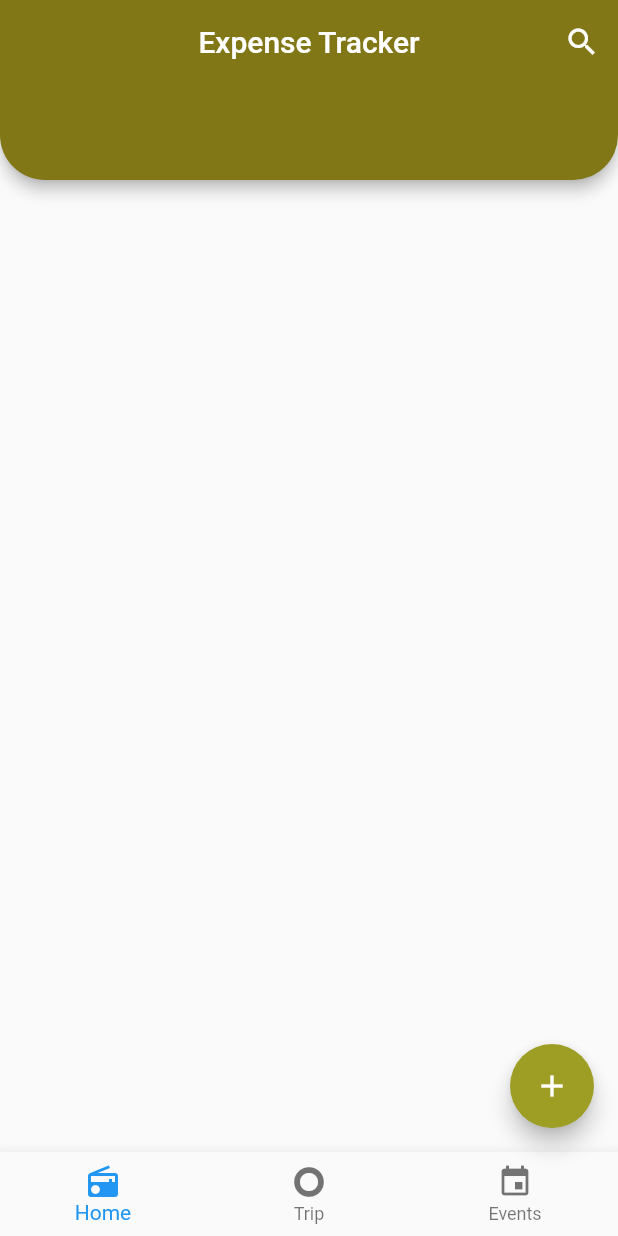
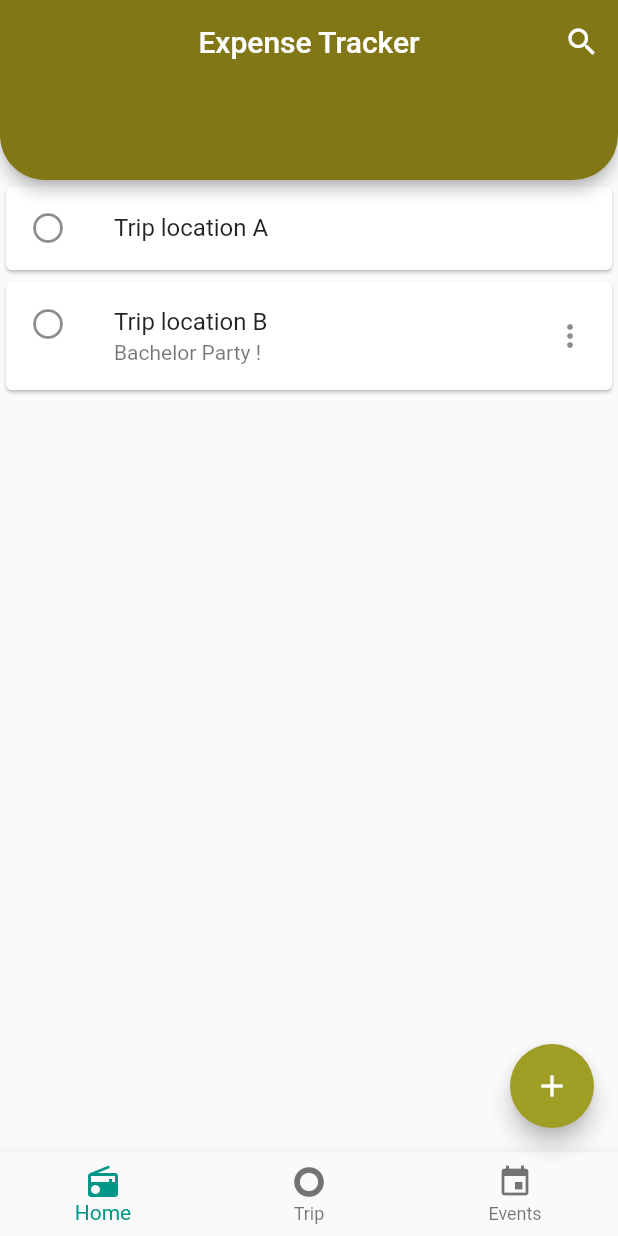
Before and after one commit to Krishss/expensetracker, a Flutter app: the screen it shows after launch, after a tap on the "search" icon, on a phone screen of 412 x 824 dp. Run offline on Flutter 3.47's test engine with Material 2 defaults, Android fonts, the phone set to English and light mode, and no system bars; Roboto replaces fonts that are missing (Raleway, open_sans).

Commit message:
Adding splash screen & Moving homePage to different page

```diff
--- /dev/null
+++ b/lib/HomePage.dart
@@ -0,0 +1,117 @@
+import 'package:flutter/material.dart';
+//import 'models/global.dart';
+//import 'package:trie/trie.dart';
+
+void main() => runApp(MyApp());
+
+class MyApp extends StatelessWidget {
+  // This widget is the root of your application.
+  @override
+  Widget build(BuildContext context) {
+    return MaterialApp(
+      title: 'Trackenser',
+      theme: ThemeData(
+        //primarySwatch: Colors.cyan,
+          fontFamily: 'Raleway'
+      ),
+      home: MyHomePage(title: 'Expense Tracker'),
+    );
+  }
+}
+
+class MyHomePage extends StatefulWidget {
+  MyHomePage({Key key, this.title}) : super(key: key);
+
+
+  final String title;
+
+  @override
+  _MyHomePageState createState() => _MyHomePageState();
+}
+
+class _MyHomePageState extends State<MyHomePage> {
+  int _selectedTabIndex = 0;
+
+  List _pages = [
+    Text("Home"),
+    //Text("Search"),
+    Text("Trip"),
+    Text("Trip Event Details"),
+  ];
+
+  _changeIndex(int index) {
+    setState(() {
+      _selectedTabIndex = index;
+    });
+  }
+
+  @override
+  Widget build(BuildContext context) {
+
+    //Screen UI assembly
+    return Scaffold(
+      appBar: PreferredSize( //add this to actually increase size of top bar and place appbar
+        preferredSize: Size.fromHeight(120.0),
+
+        child: AppBar(title: Text(widget.title, style: TextStyle(fontFamily: 'open_sans'),),
+          //titleSpacing: ,
+          centerTitle: true,
+          backgroundColor: Colors.lime[900],
+          shape: RoundedRectangleBorder( borderRadius:
+          BorderRadius.vertical(bottom: Radius.circular(30)
+          )
+          ),
+
+          actions: <Widget>[
+            IconButton(
+              icon: Icon(Icons.search,
+                color: Colors.white,
+              ),
+              onPressed: () {
+                // do something`
+              },
+            )
+          ],),
+      ),
+      //Container(height: 100,color: Colors.cyan,)
+
+
+      body: ListView(
+        children: <Widget>[
+          Card( child: ListTile(
+            leading: Icon(Icons.radio_button_unchecked),
+            title: Text('Trip location A'),
+          )),
+          Card( child: ListTile(
+            leading: Icon(Icons.radio_button_unchecked),
+            title: Text('Trip location B'),
+            subtitle: Text('Bachelor Party !'),
+            trailing: Icon(Icons.more_vert),
+          ))
+        ],
+      ),
+      //Center(child: _pages[_selectedTabIndex],),
+
+      floatingActionButton: new FloatingActionButton(
+        onPressed: (){} ,//
+        backgroundColor: Colors.lime[800],
+        splashColor: Colors.lime,
+        //tooltip: 'Increment',
+        child: new Icon(Icons.add),
+
+      ),
+      bottomNavigationBar: BottomNavigationBar(
+        currentIndex: _selectedTabIndex,
+        onTap: _changeIndex,
+        selectedItemColor: Colors.teal,
+        type: BottomNavigationBarType.fixed,
+        items: [
+          BottomNavigationBarItem(icon: Icon(Icons.radio), title: Text("Home")),
+          //BottomNavigationBarItem(icon: Icon(Icons.search), title: Text("Search")),
+          BottomNavigationBarItem(icon: Icon(Icons.trip_origin), title: Text("Trip")),
+          BottomNavigationBarItem(icon: Icon(Icons.event), title: Text("Events")),
+        ],
+      ),
+    );
+  }
+}
--- a/lib/main.dart
+++ b/lib/main.dart
@@ -1,138 +1,43 @@
-//import 'dart:html';
+import 'package:flutter/material.dart';
+import 'package:expensetracker/HomePage.dart';
 
-import 'package:flutter/material.dart';
-import 'models/global.dart';
-import './addtrip.dart';
-//import 'package:trie/trie.dart';
-
-void main() => runApp(MyApp());
-
-class MyApp extends StatelessWidget {
-  // This widget is the root of your application.
-  @override
-  Widget build(BuildContext context) {
-    return MaterialApp(
-      title: 'Trackenser',
-      theme: ThemeData(
-          //primarySwatch: Colors.cyan,
-          fontFamily: 'Raleway'
-      ),
-      home: MyHomePage(title: 'Expense Tracker'),
-    );
-  }
+void main() {
+  runApp(MaterialApp(
+    //Creates a whole app ecosystem, All classes written below loads to material app for main
+    home: SplashIntro(),
+  ));
 }
 
-class MyHomePage extends StatefulWidget {
-  MyHomePage({Key key, this.title}) : super(key: key);
-
-
-  final String title;
-
+class SplashIntro extends StatefulWidget {
   @override
-  _MyHomePageState createState() => _MyHomePageState();
+  _SplashIntroState createState() => _SplashIntroState();
 }
 
-class _MyHomePageState extends State<MyHomePage> {
-  int _selectedTabIndex = 0;
-  int _onSaveIndex = 0;
-  var trips = ['dummy'];
-
-  List _pages = [
-    Text("Home"),
-    //Text("Search"),
-    Text("Trip"),
-    Text("Trip Event Details"),
-  ];
-
-  _changeIndex(int index) {
-    setState(() {
-      _selectedTabIndex = index;
-    });
-
-  }
-
-  void _onSave(String tripText) {
-    setState(() {
-      _onSaveIndex+=1;
-      trips.add(tripText);
-      print(_onSaveIndex);
-      print(trips);
-      Navigator.pop(context);
-    });
+class _SplashIntroState extends State<SplashIntro> {
+  @override
+  void initState() {
+    // TODO: implement initState
+    super.initState();
+    Future.delayed(
+      Duration(seconds: 3),
+      () {
+        Navigator.push(
+          context,
+          MaterialPageRoute(
+            builder: (context) => MyApp(),
+          ),
+        );
+      },
+    );
   }
 
   @override
   Widget build(BuildContext context) {
-
-    //Screen UI assembly
     return Scaffold(
-        appBar: PreferredSize( //add this to actually increase size of top bar and place appbar
-            preferredSize: Size.fromHeight(120.0),
-
-            child: AppBar(title: Text(widget.title, style: TextStyle(fontFamily: 'open_sans'),),
-                          //titleSpacing: ,
-                          centerTitle: true,
-                          backgroundColor: Colors.lime[900],
-                          shape: RoundedRectangleBorder( borderRadius:
-                                                          BorderRadius.vertical(bottom: Radius.circular(30)
-                                                          )
-                                  ),
-
-              actions: <Widget>[
-                IconButton(
-                  icon: Icon(Icons.search,
-                    color: Colors.white,
-                  ),
-                  onPressed: () {
-                    // do something`
-                  },
-                )
-              ],),
-    ),
-        //Container(height: 100,color: Colors.cyan,)
-
-
-      body: ListView(
-      children: [
-      for (var i=1; i<=_onSaveIndex;i++)
-
-          Card( child: ListTile(
-                leading: Icon(Icons.radio_button_unchecked),
-                title: Text(trips[i]),
-                subtitle: Text(trips[i]),
-                trailing: Icon(Icons.more_vert),
-          ))
-      ]
-          ,)
-      ,
-      //Center(child: _pages[_selectedTabIndex],),
-
-      floatingActionButton: new FloatingActionButton(
-        onPressed: () {
-          Navigator.push(
-            context,
-            MaterialPageRoute(builder: (context) => Addtrip(_onSave),
-          ),);
-        }, //
-        backgroundColor: Colors.lime[800],
-        splashColor: Colors.lime,
-        //tooltip: 'Increment',
-        child: new Icon(Icons.add),
+        body: Center(
+      child: FlutterLogo(
+        size: 200,
       ),
-      bottomNavigationBar: BottomNavigationBar(
-        currentIndex: _selectedTabIndex,
-        onTap: _changeIndex,
-        selectedItemColor: Colors.blue,
-        type: BottomNavigationBarType.fixed,
-        items: [
-          BottomNavigationBarItem(icon: Icon(Icons.radio), title: Text("Home")),
-          //BottomNavigationBarItem(icon: Icon(Icons.search), title: Text("Search")),
-          BottomNavigationBarItem(
-              icon: Icon(Icons.trip_origin), title: Text("Trip")),
-          BottomNavigationBarItem(
-              icon: Icon(Icons.event), title: Text("Events")),
-        ],
-      ),
-    );
+    ));
   }
 }
```
